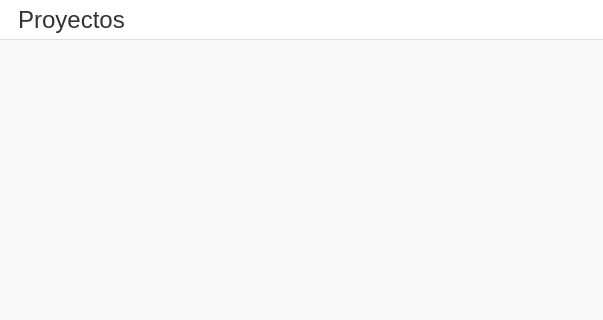
Qt form gui/menu_principal.ui (paulobroes28-dev/Proyectos) before a commit; both pictures show x 0 to 603 and y 0 to 320 of the 603 by 500 pixel window.
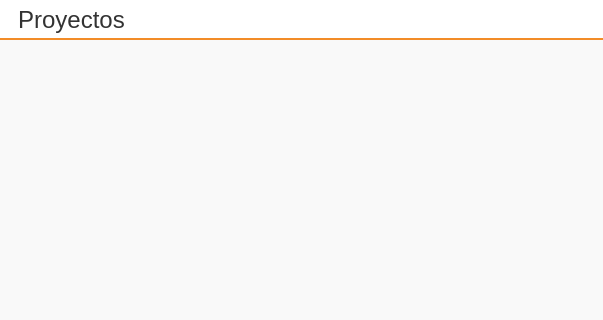
The same form after that commit.

What changed in the file:
```diff
--- a/gui/menu_principal.ui
+++ b/gui/menu_principal.ui
@@ -14,19 +14,20 @@
    <string>MainWindow</string>
   </property>
   <property name="styleSheet">
-   <string notr="true">QMainWindow {
+   <string notr="true">QMainWindow { 
     background-color: #f9f9f9;
     font-family: &quot;Segoe UI&quot;, &quot;Helvetica Neue&quot;, Arial, sans-serif;
     font-size: 18pt;
     color: #333333;
 }
 
+/* Barra de menú */
 QMenuBar {
     background-color: #ffffff;
     font-size: 18pt;
     font-family: &quot;Segoe UI&quot;, &quot;Helvetica Neue&quot;, Arial, sans-serif;
     color: #333333;
-    border-bottom: 1px solid #dddddd;
+    border-bottom: 2px solid #f28c28; /* acento naranja */
 }
 
 QMenuBar::item {
@@ -35,10 +36,12 @@
 }
 
 QMenuBar::item:selected {
-    background: #e6e6e6;
+    background: #fff3e6; /* naranja muy suave */
+    color: #d96c00;
     border-radius: 4px;
 }
 
+/* Menú desplegable */
 QMenu {
     background-color: #ffffff;
     border: 1px solid #dddddd;
@@ -47,6 +50,7 @@
     color: #333333;
 }
 
+/* Items */
 QMenu::item {
     padding: 6px 20px;
     background: transparent;
@@ -57,6 +61,14 @@
     border-radius: 4px;
 }
 
+/* Separadores (detalle elegante) */
+QMenu::separator {
+    height: 1px;
+    background: #f0c2a0;
+    margin: 4px 10px;
+}
+
+/* Acciones */
 QAction {
     font-size: 18pt;
     font-family: &quot;Segoe UI&quot;, &quot;Helvetica Neue&quot;, Arial, sans-serif;
```
Left out of the diff: 9 changed lines with no effect on the pictures.
